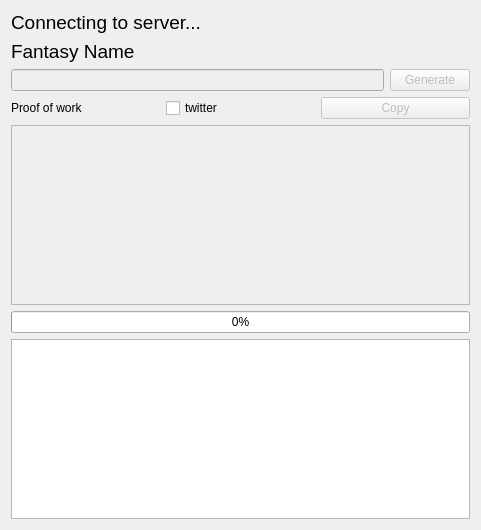
This is cute-fantasy/sfgui.ui in protoblock/protoblock as Qt 5 draws it before an edit. The edited form follows.
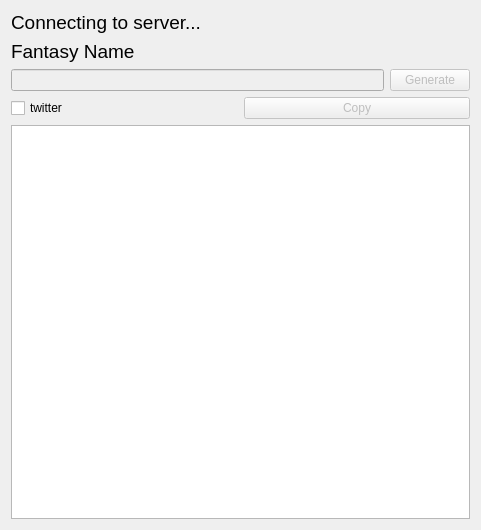
This is the edited form.

Patch:
```diff
--- a/cute-fantasy/sfgui.ui
+++ b/cute-fantasy/sfgui.ui
@@ -79,13 +79,6 @@
    </item>
    <item>
     <layout class="QHBoxLayout" name="horizontalLayout_2">
-     <item>
-      <widget class="QLabel" name="label_3">
-       <property name="text">
-        <string>Proof of work</string>
-       </property>
-      </widget>
-     </item>
      <item>
       <widget class="QCheckBox" name="twitter">
        <property name="layoutDirection">
@@ -111,32 +104,6 @@
      </item>
     </layout>
    </item>
-   <item>
-    <widget class="QTextBrowser" name="proofofwork">
-     <property name="enabled">
-      <bool>false</bool>
-     </property>
-     <property name="font">
-      <font>
-       <weight>75</weight>
-       <bold>true</bold>
-      </font>
-     </property>
-     <property name="autoFillBackground">
-      <bool>true</bool>
-     </property>
-    </widget>
-   </item>
-   <item>
-    <widget class="QProgressBar" name="progressBar">
-     <property name="maximum">
-      <number>100</number>
-     </property>
-     <property name="value">
-      <number>0</number>
-     </property>
-    </widget>
-   </item>
    <item>
     <widget class="QTextBrowser" name="textBrowser"/>
    </item>
```
Left out of the diff: 2 changed lines with no effect on the pictures.
